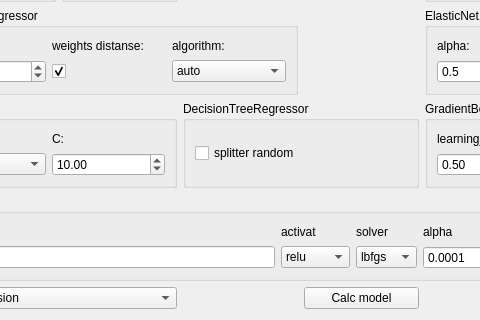
Before: the Qt Designer form qt/regression_form.ui in idergunoff/domanic, drawn with Qt 5; both pictures show x 91 to 571 and y 96 to 416 of the 704 by 416 pixel window.
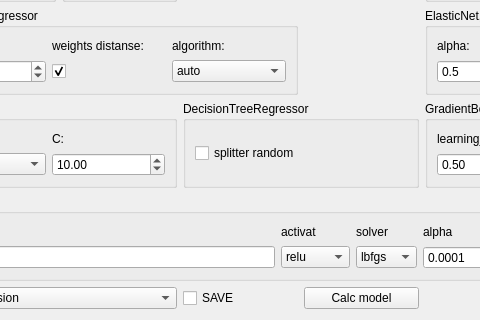
After: the same form once the commit is applied.

Commit message: regression cross-val best sample

The edit to the form file:
```diff
--- a/qt/regression_form.ui
+++ b/qt/regression_form.ui
@@ -638,6 +638,13 @@
      </property>
     </widget>
    </item>
+   <item row="4" column="2">
+    <widget class="QCheckBox" name="checkBox_save">
+     <property name="text">
+      <string>SAVE</string>
+     </property>
+    </widget>
+   </item>
   </layout>
  </widget>
  <resources/>
```
The commit also changes 4 other files.
